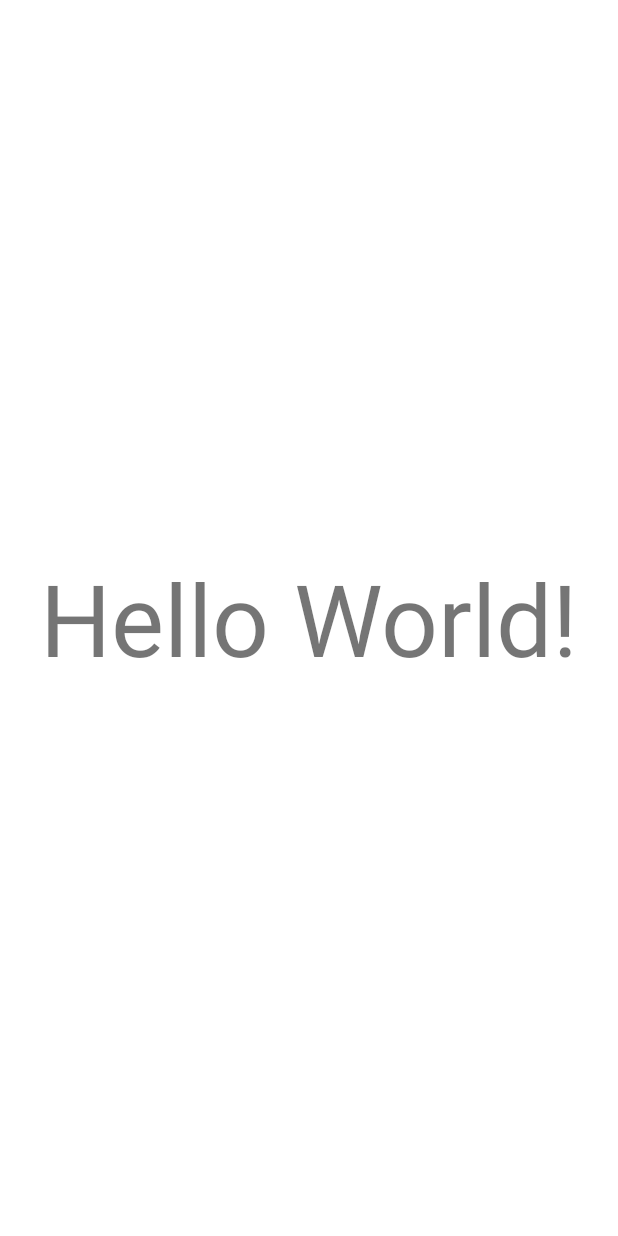
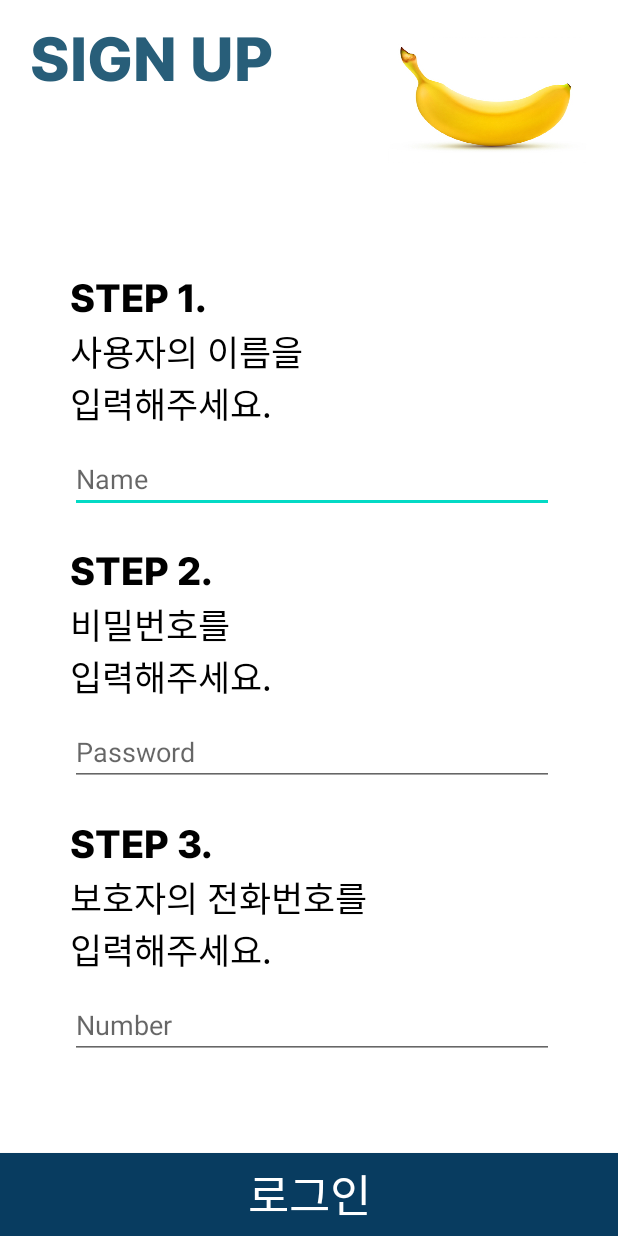
Before and after one commit to Model-Student/model-student, an Android app: the screen it shows after launch (MainActivity before the commit, SignUpActivity after it), on a phone screen of 412 x 824 dp. Run offline under Robolectric (Android 15) with nearby library versions, the phone set to English and light mode, and no system bars.

Commit message:
로그인 화면 XML 구성 완료/ 요소 ID 연결/ EditText 속성 추가(한줄,글자길이)/ 이슈 없음

```diff
--- a/app/src/main/AndroidManifest.xml
+++ b/app/src/main/AndroidManifest.xml
@@ -23,7 +23,9 @@
                 <category android:name="android.intent.category.LAUNCHER" />
             </intent-filter>
         </activity>
+<!--        SplashActivity-->
         <activity android:name=".MainActivity" android:screenOrientation="portrait"/>
+        <activity android:name=".SignUpActivity" android:screenOrientation="portrait"/>
     </application>
 
 </manifest>
--- /dev/null
+++ b/app/src/main/java/com/tnedutsledom/modelstudent/SignUpActivity.java
@@ -0,0 +1,48 @@
+package com.tnedutsledom.modelstudent;
+
+import android.content.Intent;
+import android.os.Bundle;
+import android.text.InputFilter;
+import android.view.View;
+import android.widget.Button;
+import android.widget.EditText;
+
+import androidx.annotation.Nullable;
+import androidx.appcompat.app.AppCompatActivity;
+
+public class SignUpActivity extends AppCompatActivity {
+
+    EditText et_sigh_up_name_text,et_sigh_up_password_text,et_sigh_up_number_text;
+    Button bt_sign_up_login;
+    @Override
+    protected void onCreate(@Nullable Bundle savedInstanceState) {
+        super.onCreate(savedInstanceState);
+        setContentView(R.layout.activity_sign_up);
+        init();
+        onClick();
+    }
+
+    void init(){
+        et_sigh_up_name_text = findViewById(R.id.et_sigh_up_name_text);
+        et_sigh_up_password_text = findViewById(R.id.et_sigh_up_password_text);
+        et_sigh_up_number_text = findViewById(R.id.et_sigh_up_number_text);
+        bt_sign_up_login = findViewById(R.id.bt_sign_up_login);
+
+        //글자 길이와 한글만 입력되게 하는 필터
+        InputFilter lengthFilter = new InputFilter.LengthFilter(4);
+        InputFilter[] filters = new InputFilter[]{lengthFilter};
+        et_sigh_up_name_text.setFilters(filters);
+    }
+    void onClick(){
+        bt_sign_up_login.setOnClickListener(new View.OnClickListener() {
+            @Override
+            public void onClick(View v) {
+                Intent intent_view_change = new Intent(SignUpActivity.this, MainActivity.class);
+                startActivity(intent_view_change);
+                intent_view_change.addFlags(Intent.FLAG_ACTIVITY_NO_ANIMATION);
+                overridePendingTransition(R.anim.fade_in,R.anim.fade_out);
+                finish();
+            }
+        });
+    }
+}
--- a/app/src/main/java/com/tnedutsledom/modelstudent/SplashActivity.java
+++ b/app/src/main/java/com/tnedutsledom/modelstudent/SplashActivity.java
@@ -68,7 +68,7 @@ public class SplashActivity extends AppCompatActivity {
             public void run() {
                 //작은 텍스트 애니메이션 초기화
                 tv_small_text.startAnimation(noneAnim);
-                Intent intent_view_change = new Intent(SplashActivity.this, MainActivity.class);
+                Intent intent_view_change = new Intent(SplashActivity.this, SignUpActivity.class);
                 startActivity(intent_view_change);
                 intent_view_change.addFlags(Intent.FLAG_ACTIVITY_NO_ANIMATION);
                 overridePendingTransition(R.anim.fade_in,R.anim.fade_out);
--- /dev/null
+++ b/app/src/main/res/layout/activity_sign_up.xml
@@ -0,0 +1,131 @@
+<?xml version="1.0" encoding="utf-8"?>
+<LinearLayout xmlns:android="http://schemas.android.com/apk/res/android"
+    android:layout_width="match_parent"
+    android:layout_height="match_parent"
+    xmlns:tools="http://schemas.android.com/tools"
+    android:orientation="vertical"
+    tools:context=".SignUpActivity">
+<LinearLayout
+    android:layout_width="match_parent"
+    android:layout_height="wrap_content"
+    android:orientation="horizontal">
+    <TextView
+        android:layout_width="wrap_content"
+        android:layout_height="wrap_content"
+        android:text="SIGN UP"
+        android:textSize="40dp"
+        android:textColor="@color/Theme_Indigo_Text"
+        android:layout_marginTop="10dp"
+        android:layout_marginLeft="20dp"
+        android:fontFamily="@font/inter_extrabold_font"/>
+    <View
+        android:layout_width="wrap_content"
+        android:layout_height="1dp"
+        android:layout_weight="1"/>
+    <ImageView
+        android:layout_width="200px"
+        android:layout_height="200px"
+        android:layout_marginRight="20dp"
+        android:src="@drawable/sign_up_banana_temp"/>
+</LinearLayout>
+
+    <LinearLayout
+        android:layout_width="match_parent"
+        android:layout_height="wrap_content"
+        android:padding="70px"
+        android:orientation="vertical">
+        <!--STEP 1-->
+        <TextView
+            android:layout_width="match_parent"
+            android:layout_height="match_parent"
+            android:text="STEP 1."
+            android:textSize="25dp"
+            android:textColor="@color/black"
+            android:fontFamily="@font/inter_extrabold_font"/>
+        <TextView
+            android:layout_width="match_parent"
+            android:layout_height="match_parent"
+            android:text="사용자의 이름을 \n입력해주세요."
+            android:textSize="23dp"
+            android:textColor="@color/black"
+            android:fontFamily="@font/inter_medium_font"/>
+        <EditText
+            android:id="@+id/et_sigh_up_name_text"
+            android:layout_width="800px"
+            android:layout_marginTop="10dp"
+            android:textColor="@color/black"
+            android:layout_height="wrap_content"
+            android:maxLines="1"
+            android:singleLine="true"
+            android:maxLength="4"
+            android:layout_marginBottom="20dp"
+            android:hint="Name"/>
+        <!--STEP 2-->
+        <TextView
+            android:layout_width="match_parent"
+            android:layout_height="match_parent"
+            android:text="STEP 2."
+            android:textSize="25dp"
+            android:textColor="@color/black"
+            android:fontFamily="@font/inter_extrabold_font"/>
+        <!--NUGU 고유 넘버가 될 수도-->
+        <TextView
+            android:layout_width="match_parent"
+            android:layout_height="match_parent"
+            android:text="비밀번호를\n입력해주세요."
+            android:textSize="23dp"
+            android:textColor="@color/black"
+            android:fontFamily="@font/inter_medium_font"/>
+        <EditText
+            android:id="@+id/et_sigh_up_password_text"
+            android:layout_width="800px"
+            android:layout_marginTop="10dp"
+            android:textColor="@color/black"
+            android:maxLines="1"
+            android:singleLine="true"
+            android:layout_height="wrap_content"
+            android:layout_marginBottom="20dp"
+            android:hint="Password"/>
+        <!--STEP 3-->
+        <TextView
+            android:layout_width="match_parent"
+            android:layout_height="match_parent"
+            android:text="STEP 3."
+            android:textSize="25dp"
+            android:textColor="@color/black"
+            android:fontFamily="@font/inter_extrabold_font"/>
+        <TextView
+            android:layout_width="match_parent"
+            android:layout_height="match_parent"
+            android:text="보호자의 전화번호를 \n입력해주세요."
+            android:textSize="23dp"
+            android:textColor="@color/black"
+            android:fontFamily="@font/inter_medium_font"/>
+        <EditText
+            android:id="@+id/et_sigh_up_number_text"
+            android:layout_width="800px"
+            android:layout_marginTop="10dp"
+            android:textColor="@color/black"
+            android:maxLines="1"
+            android:singleLine="true"
+            android:inputType="phone"
+            android:layout_height="wrap_content"
+            android:hint="Number"/>
+
+    </LinearLayout>
+    <View
+        android:layout_width="wrap_content"
+        android:layout_height="1dp"
+        android:layout_weight="1"/>
+    <androidx.appcompat.widget.AppCompatButton
+        android:id="@+id/bt_sign_up_login"
+        android:layout_width="match_parent"
+        android:layout_height="55dp"
+        android:layout_gravity="center"
+        android:text="로그인"
+        android:textSize="30dp"
+        android:textColor="@color/white"
+        android:fontFamily="@font/inter_medium_font"
+        android:background="@color/Theme_Indigo"/>
+
+</LinearLayout>
```
Also changed, not shown: app/src/main/res/drawable/sign_up_banana_temp.jpg (added), app/src/main/res/font/inter_extrabold_font.ttf (added), app/src/main/res/font/inter_medium_font.ttf (added).
